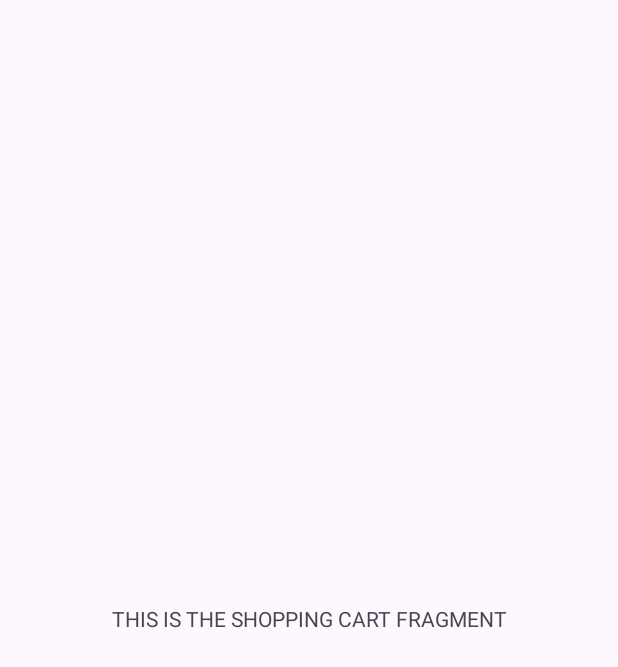
After one commit to Amon3m/SnapShop, an Android app: the fragment ShoppingCartFragment shown on its own in the app's theme, on a phone screen of 412 x 824 dp. The commit adds this screen. Shown: the top 667 px of the screen. Run offline under Robolectric (Android 15) with nearby library versions, the phone set to English and light mode, and no system bars.

Commit message:
setup shopping navigation component, add empty settings and shopping cart fragments

```diff
--- /dev/null
+++ b/app/src/main/java/com/itigradteamsix/snapshop/shoppingcart/view/ShoppingCartFragment.kt
@@ -0,0 +1,22 @@
+package com.itigradteamsix.snapshop.shoppingcart.view
+
+import android.os.Bundle
+import android.view.LayoutInflater
+import android.view.View
+import android.view.ViewGroup
+import androidx.fragment.app.Fragment
+import com.itigradteamsix.snapshop.R
+
+
+class ShoppingCartFragment : Fragment() {
+
+
+    override fun onCreateView(
+        inflater: LayoutInflater, container: ViewGroup?,
+        savedInstanceState: Bundle?
+    ): View? {
+        // Inflate the layout for this fragment
+        return inflater.inflate(R.layout.fragment_shopping_cart, container, false)
+    }
+
+}
--- /dev/null
+++ b/app/src/main/res/layout/fragment_shopping_cart.xml
@@ -0,0 +1,20 @@
+<?xml version="1.0" encoding="utf-8"?>
+<androidx.constraintlayout.widget.ConstraintLayout xmlns:android="http://schemas.android.com/apk/res/android"
+    xmlns:tools="http://schemas.android.com/tools"
+    android:layout_width="match_parent"
+    android:layout_height="match_parent"
+    xmlns:app="http://schemas.android.com/apk/res-auto"
+    tools:context=".shoppingcart.view.ShoppingCartFragment">
+
+    <TextView
+        android:layout_width="wrap_content"
+        android:layout_height="wrap_content"
+        android:text="THIS IS THE SHOPPING CART FRAGMENT"
+        app:layout_constraintStart_toStartOf="parent"
+        app:layout_constraintTop_toTopOf="parent"
+        app:layout_constraintBottom_toBottomOf="parent"
+        app:layout_constraintEnd_toEndOf="parent"
+
+        />
+
+</androidx.constraintlayout.widget.ConstraintLayout>
--- a/app/src/main/res/values/strings.xml
+++ b/app/src/main/res/values/strings.xml
@@ -1,3 +1,7 @@
 <resources>
     <string name="app_name">Snap Shop</string>
+    <!-- TODO: Remove or change this placeholder text -->
+    <string name="hello_blank_fragment">Hello blank fragment</string>
+    <string name="shopping_cart">Shopping Cart</string>
+    <string name="settings">Settings</string>
 </resources>
```
Also changed, not shown: app/build.gradle (+8 -3 lines), app/src/main/java/com/itigradteamsix/snapshop/MainActivity.kt (+28 -1 lines), app/src/main/java/com/itigradteamsix/snapshop/settings/view/SettingsFragment.kt (added, +23 -0 lines), app/src/main/res/layout/activity_main.xml (+26 -6 lines), app/src/main/res/layout/fragment_settings.xml (added, +20 -0 lines), app/src/main/res/navigation/nav_graph.xml (added, +18 -0 lines), 1 other file.
